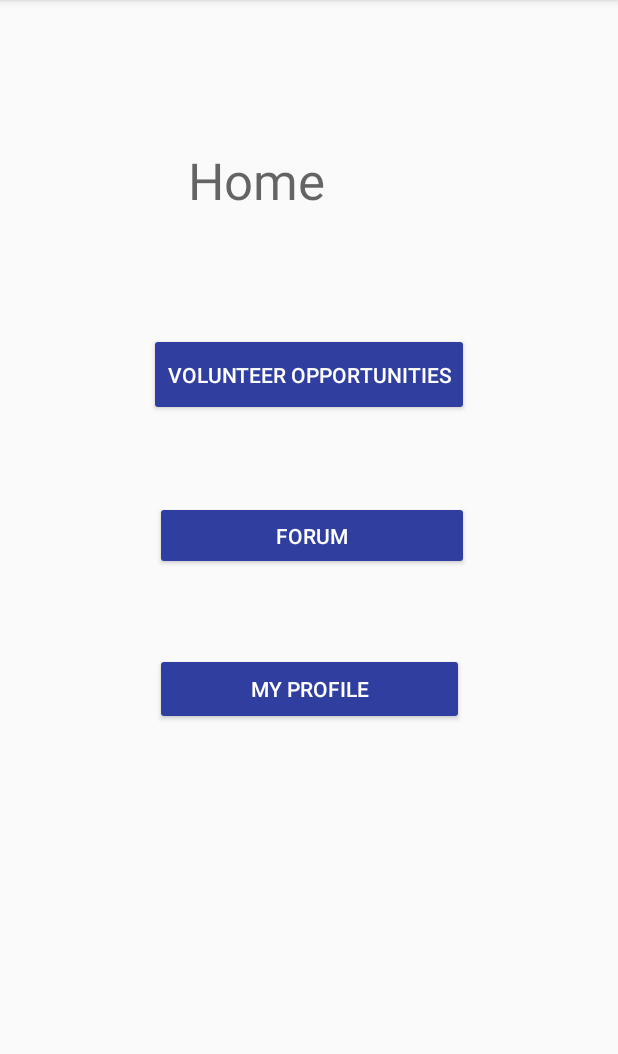
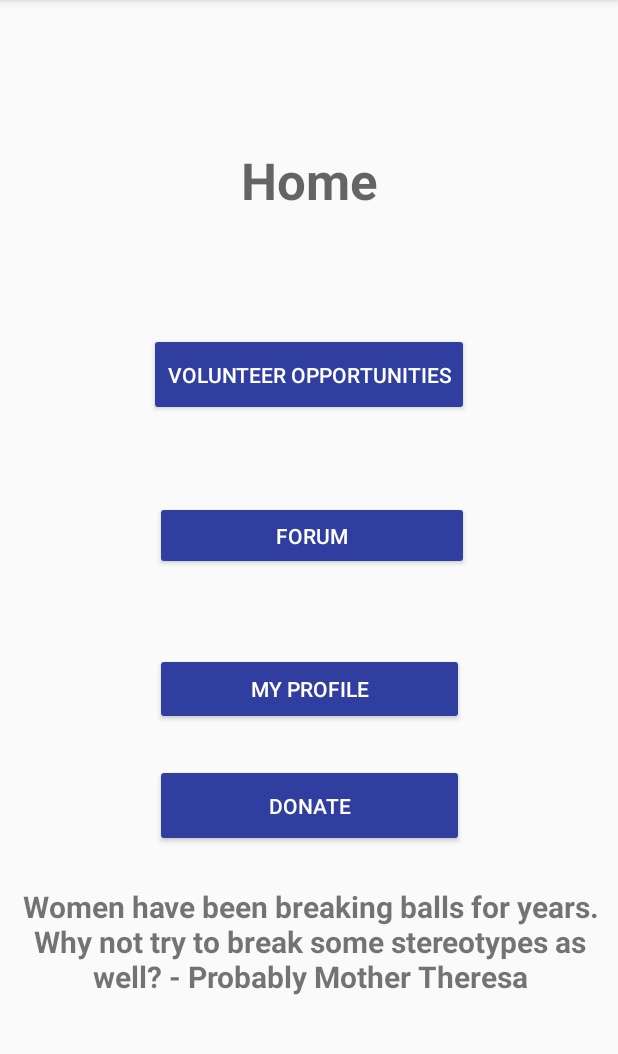
Before and after one commit to adyamodi9/PearlHacksProject, an Android app: the HomePage screen opened directly, with no data from a screen before it, on a phone screen of 412 x 824 dp, the part 84-1138 px from its top. Run offline under Robolectric (Android 15) with nearby library versions, the phone set to English and light mode, and no system bars.

Commit message:
donation button

```diff
--- a/app/src/main/java/com/example/adya/whiteumbrella/MapsActivity.java
+++ b/app/src/main/java/com/example/adya/whiteumbrella/MapsActivity.java
@@ -1,7 +1,7 @@
 package com.example.adya.whiteumbrella;
 
+import android.os.Bundle;
 import android.support.v4.app.FragmentActivity;
-import android.os.Bundle;
 
 import com.google.android.gms.maps.CameraUpdateFactory;
 import com.google.android.gms.maps.GoogleMap;
@@ -39,8 +39,9 @@ public class MapsActivity extends FragmentActivity implements OnMapReadyCallback
         mMap = googleMap;
 
         // Add a marker in Sydney and move the camera
-        LatLng sydney = new LatLng(-34, 151);
-        mMap.addMarker(new MarkerOptions().position(sydney).title("Marker in Sydney"));
+        LatLng sydney = new LatLng(33.7490, 84.3880);
+        mMap.addMarker(new MarkerOptions().position(sydney).title("Women's Shelter"));
         mMap.moveCamera(CameraUpdateFactory.newLatLng(sydney));
+
     }
 }
--- a/app/src/main/res/layout/activity_home_page.xml
+++ b/app/src/main/res/layout/activity_home_page.xml
@@ -55,9 +55,46 @@
         android:layout_marginBottom="40dp"
         android:layout_marginTop="58dp"
         android:text="Home"
+        android:textAlignment="center"
         android:textAppearance="@style/TextAppearance.AppCompat.Display1"
+        android:textStyle="bold"
         app:layout_constraintBottom_toTopOf="@+id/button2"
         app:layout_constraintEnd_toEndOf="parent"
         app:layout_constraintStart_toStartOf="parent"
         app:layout_constraintTop_toTopOf="parent" />
+
+    <Button
+        android:id="@+id/button5"
+        style="@style/Widget.AppCompat.Button.Colored"
+        android:layout_width="206dp"
+        android:layout_height="55dp"
+        android:layout_marginBottom="178dp"
+        android:layout_marginEnd="89dp"
+        android:layout_marginStart="89dp"
+        android:backgroundTint="@color/colorPrimaryDark"
+        android:text="Donate"
+        android:textColor="@android:color/white"
+        app:layout_constraintBottom_toBottomOf="parent"
+        app:layout_constraintEnd_toEndOf="parent"
+        app:layout_constraintStart_toStartOf="parent"
+        app:layout_constraintTop_toBottomOf="@+id/button4" />
+
+    <TextView
+        android:id="@+id/textView6"
+        android:layout_width="wrap_content"
+        android:layout_height="93dp"
+        android:layout_marginBottom="109dp"
+        android:layout_marginEnd="133dp"
+        android:layout_marginStart="134dp"
+        android:layout_marginTop="51dp"
+        android:text="Women have been breaking balls for years. Why not try to break some stereotypes as well? - Probably Mother Theresa"
+        android:textAlignment="center"
+        android:textAllCaps="false"
+        android:textSize="20sp"
+        android:textStyle="bold"
+        app:layout_constraintBottom_toBottomOf="parent"
+        app:layout_constraintEnd_toEndOf="parent"
+        app:layout_constraintStart_toStartOf="parent"
+        app:layout_constraintTop_toBottomOf="@+id/button5" />
+
 </android.support.constraint.ConstraintLayout>
```
